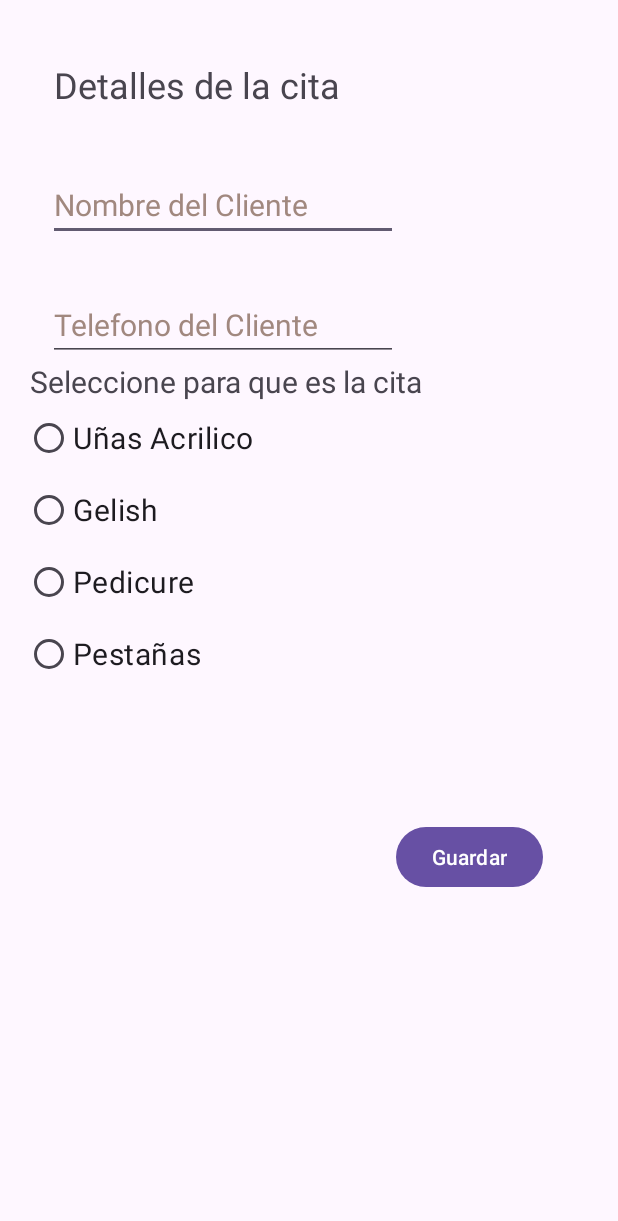
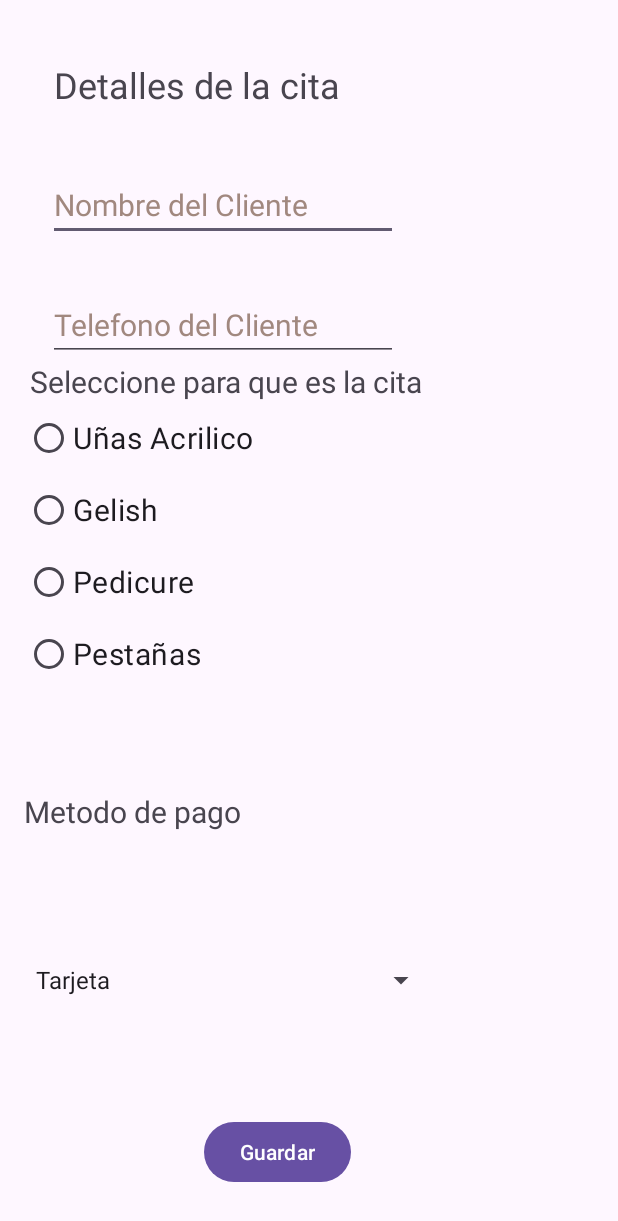
Before and after one commit to JorgeIvan172/Nails, an Android app: the DetallesCita screen opened directly, with no data from a screen before it, on a phone screen of 412 x 824 dp. Shown: the top 1221 px of the screen. Run offline under Robolectric (Android 15) with nearby library versions, the light colour scheme and no system bars.

Commit message:
ya esta todo para la presentacion

```diff
--- a/app/src/main/AndroidManifest.xml
+++ b/app/src/main/AndroidManifest.xml
@@ -1,6 +1,8 @@
 <?xml version="1.0" encoding="utf-8"?>
 <manifest xmlns:android="http://schemas.android.com/apk/res/android"
     xmlns:tools="http://schemas.android.com/tools">
+
+    <uses-permission android:name="android.permission.INTERNET"/>
 
     <application
         android:allowBackup="true"
@@ -12,6 +14,9 @@
         android:supportsRtl="true"
         android:theme="@style/Theme.NailsStudio"
         tools:targetApi="31">
+        <activity
+            android:name=".VerWeb"
+            android:exported="false" />
         <activity
             android:name=".DetallesCita"
             android:exported="false" />
--- a/app/src/main/java/com/example/nailsstudio/DetallesCita.java
+++ b/app/src/main/java/com/example/nailsstudio/DetallesCita.java
@@ -3,12 +3,58 @@ package com.example.nailsstudio;
 import androidx.appcompat.app.AppCompatActivity;
 
 import android.os.Bundle;
+import android.view.View;
+import android.widget.ArrayAdapter;
+import android.widget.EditText;
+import android.widget.RadioButton;
+import android.widget.Spinner;
+import android.widget.Toast;
 
 public class DetallesCita extends AppCompatActivity {
+
+    private EditText nombre_cliente, numero_cliente;
+    private Spinner spinner1;
+    private RadioButton rb_gelish, rb_acrilico, rb_pestanas, rb_pedicure;
+
 
     @Override
     protected void onCreate(Bundle savedInstanceState) {
         super.onCreate(savedInstanceState);
         setContentView(R.layout.activity_detalles_cita);
+        nombre_cliente = findViewById(R.id.et_nombreCliente);
+        numero_cliente = findViewById(R.id.editTextPhone);
+
+        rb_acrilico = findViewById(R.id.rb_acrilico);
+        rb_gelish = findViewById(R.id.rb_gelish);
+        rb_pestanas = findViewById(R.id.rb_pestanas);
+        rb_pedicure = findViewById(R.id.rb_pedicure);
+
+        spinner1 = findViewById(R.id.spinner);
+        String [] opcionesPago={"Tarjeta", "Efectivo", "Efectivo y Tarjeta"};
+        ArrayAdapter <String> adapter = new ArrayAdapter<String>(this, android.R.layout.simple_spinner_item, opcionesPago);
+        spinner1.setAdapter(adapter);
+
+    }
+
+    public void wardar(View view){
+        String nombreCliente = nombre_cliente.toString();
+        String numeroCliente = numero_cliente.toString();
+        String tipoCita = "";
+        String tipoPago = spinner1.getSelectedItem().toString();
+
+        if (rb_acrilico.isChecked()){
+            tipoCita = rb_acrilico.toString();
+        } else if (rb_gelish.isChecked()) {
+            tipoCita = rb_gelish.toString();
+        }else if (rb_pestanas.isChecked()){
+            tipoCita = rb_pestanas.toString();
+        }else if (rb_pedicure.isChecked()){
+            tipoCita = rb_pedicure.toString();
+        }
+
+        Toast.makeText(this,
+                "Cita Guardada Como:", Toast.LENGTH_LONG).show();
+        Toast.makeText(this,
+                nombreCliente  +" "+ numeroCliente + " " + tipoCita +" " + tipoPago + " " + " Se ha Guardado", Toast.LENGTH_LONG).show();
     }
 }
--- a/app/src/main/res/layout/activity_detalles_cita.xml
+++ b/app/src/main/res/layout/activity_detalles_cita.xml
@@ -61,7 +61,7 @@
         app:layout_constraintTop_toBottomOf="@+id/textView9">
 
         <RadioButton
-            android:id="@+id/tb_acrilico"
+            android:id="@+id/rb_acrilico"
             android:layout_width="match_parent"
             android:layout_height="wrap_content"
             android:text="@string/rb_acrilico"
@@ -105,11 +105,31 @@
         android:id="@+id/button8"
         android:layout_width="wrap_content"
         android:layout_height="wrap_content"
-        android:layout_marginStart="264dp"
-        android:layout_marginTop="32dp"
+        android:layout_marginStart="136dp"
+        android:layout_marginBottom="32dp"
+        android:onClick="wardar"
         android:text="@string/button_guardar"
         app:layout_constraintBottom_toBottomOf="parent"
+        app:layout_constraintStart_toStartOf="parent" />
+
+    <Spinner
+        android:id="@+id/spinner"
+        android:layout_width="275dp"
+        android:layout_height="53dp"
+        android:layout_marginStart="16dp"
+        android:layout_marginTop="8dp"
+        app:layout_constraintBottom_toTopOf="@+id/button8"
         app:layout_constraintStart_toStartOf="parent"
-        app:layout_constraintTop_toBottomOf="@+id/radioGroup"
-        app:layout_constraintVertical_bias="0.0" />
+        app:layout_constraintTop_toBottomOf="@+id/textView10" />
+
+    <TextView
+        android:id="@+id/textView10"
+        android:layout_width="wrap_content"
+        android:layout_height="wrap_content"
+        android:layout_marginStart="16dp"
+        android:layout_marginTop="12dp"
+        android:text="@string/tv_spinner"
+        android:textSize="20sp"
+        app:layout_constraintStart_toStartOf="parent"
+        app:layout_constraintTop_toBottomOf="@+id/radioGroup" />
 </androidx.constraintlayout.widget.ConstraintLayout>
--- a/app/src/main/res/values/strings.xml
+++ b/app/src/main/res/values/strings.xml
@@ -6,6 +6,7 @@
     <string name="button_1">Login</string>
     <string name="button_2">I dont Have Cunt</string>
     <string name="logo">Logo.</string>
+    <string name="cb_recuerdame">Recuerdame</string>
 
 
     <string name="AgendarCitas">Agendar Citas.</string>
@@ -38,5 +39,9 @@
     <string name="rb_gelish">Gelish</string>
     <string name="rb_pestañas">Pestañas</string>
     <string name="rb_pedicure">Pedicure</string>
+    <string name="tv_spinner">Metodo de pago</string>
+    <string name="sp_efectivo">Efectivo</string>
+    <string name="sp_tarjeta">Tarjeta de Credito/Debito</string>
+    <string name="sp_mixto">Tarjeta y Efectivo</string>
 
 </resources>
```
Also changed, not shown: app/src/main/java/com/example/nailsstudio/MainActivity.java (+20 -0 lines), app/src/main/java/com/example/nailsstudio/VerWeb.java (added, +20 -0 lines), app/src/main/res/layout/activity_main.xml (+31 -4 lines), app/src/main/res/layout/activity_ver_web.xml (added, +15 -0 lines).
